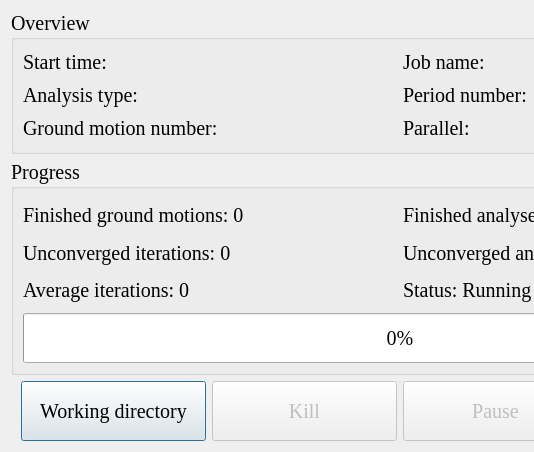
Old version of the form ui/Win.ui in the repository WenchenLie/NRSA; both pictures show x 0 to 534 and y 0 to 452 of the 800 by 452 pixel window.
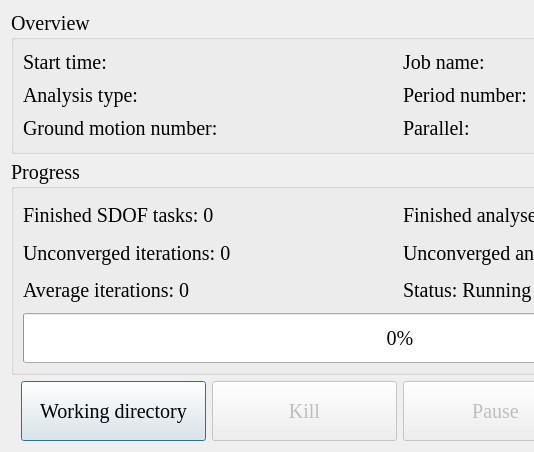
New version of the form.

```diff
--- a/ui/Win.ui
+++ b/ui/Win.ui
@@ -270,7 +270,7 @@
              </size>
             </property>
             <property name="text">
-             <string>Finished ground motions: 0</string>
+             <string>Finished SDOF tasks: 0</string>
             </property>
            </widget>
           </item>
```
